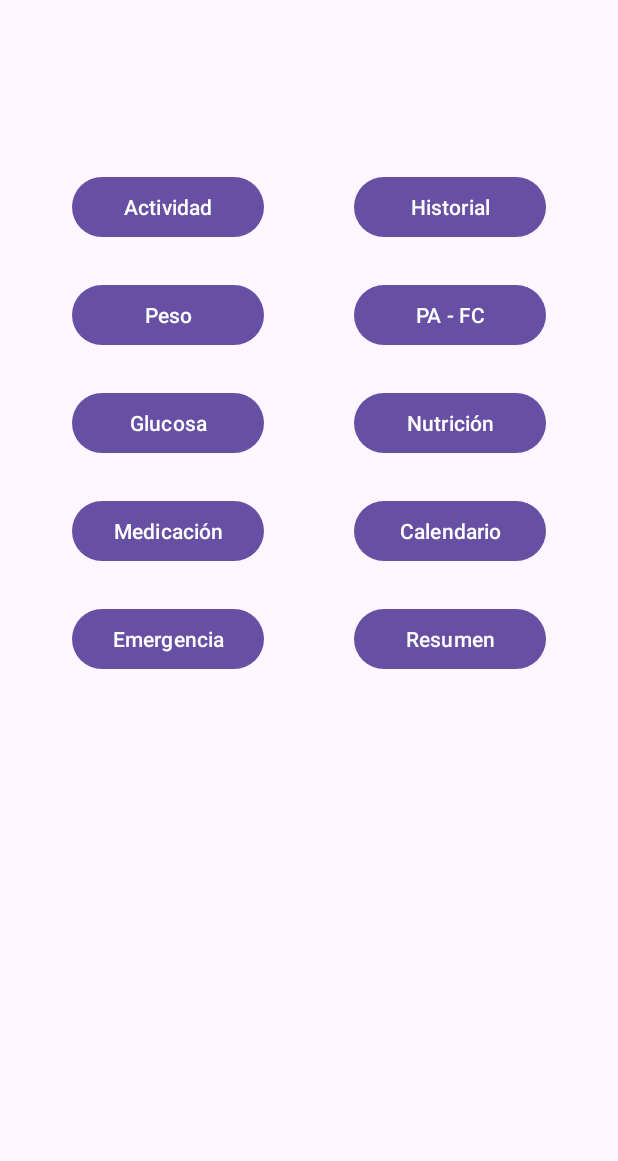
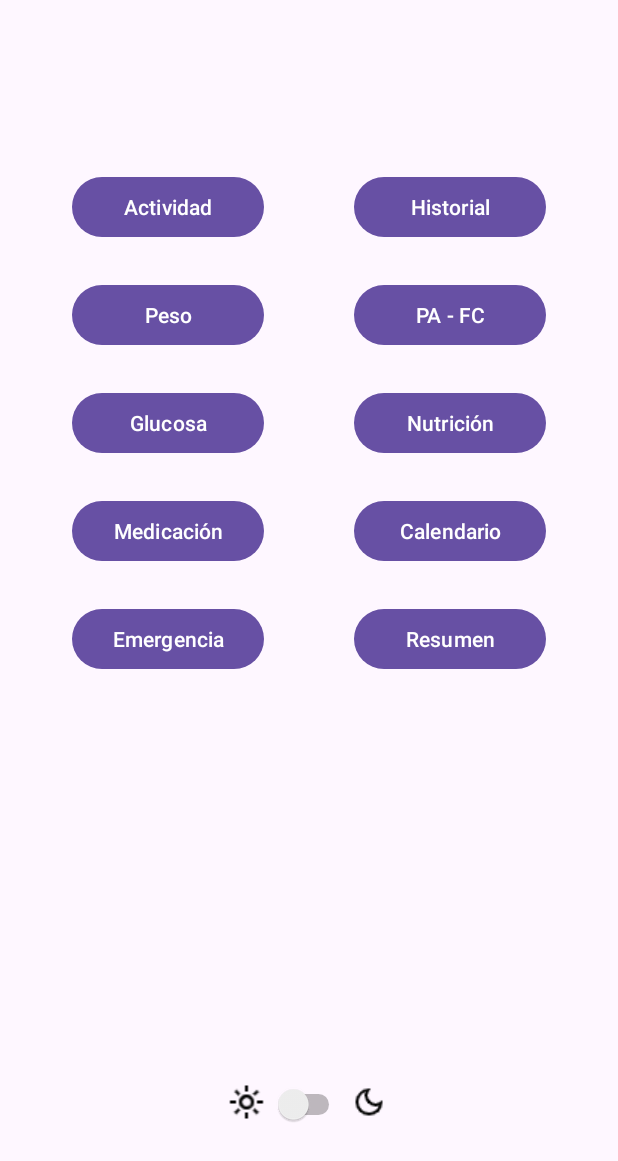
Before and after one commit to aleaguiard/SaludEnMarcha, an Android app: the screen it shows after launch once a user with an empty profile is signed in (MainActivity), on a phone screen of 412 x 824 dp. Shown: the top 1161 px of the screen. Run offline under Robolectric (Android 15) with nearby library versions, the phone set to English and light mode, and no system bars; our stand-ins replace Firebase (no records; nobody signed in at launch, a user with empty details on screens opened directly).

Commit message:
Añadir switch dark/light mode

```diff
--- a/SaludEnMarcha/app/src/main/res/layout/activity_main.xml
+++ b/SaludEnMarcha/app/src/main/res/layout/activity_main.xml
@@ -162,4 +162,38 @@
         android:layout_height="wrap_content"
         app:barrierDirection="top" />
 
+    <LinearLayout
+        android:layout_width="113dp"
+        android:layout_height="29dp"
+        android:layout_marginBottom="72dp"
+        android:orientation="horizontal"
+        app:layout_constraintBottom_toBottomOf="parent"
+        app:layout_constraintEnd_toEndOf="parent"
+        app:layout_constraintHorizontal_bias="0.498"
+        app:layout_constraintStart_toStartOf="parent">
+
+        <ImageView
+            android:id="@+id/imageView6"
+            android:layout_width="wrap_content"
+            android:layout_height="wrap_content"
+            android:layout_weight="1"
+            app:srcCompat="@drawable/ic_light_mode" />
+
+        <Switch
+            android:id="@+id/switch2"
+            android:layout_width="42dp"
+            android:layout_height="wrap_content"
+            android:layout_weight="1"
+            android:width="24dp"
+            android:scrollbarSize="4dp"
+            android:switchMinWidth="36dp" />
+
+        <ImageView
+            android:id="@+id/imageView5"
+            android:layout_width="wrap_content"
+            android:layout_height="wrap_content"
+            android:layout_weight="1"
+            app:srcCompat="@drawable/ic_dark_mode" />
+    </LinearLayout>
+
 </androidx.constraintlayout.widget.ConstraintLayout>
```
Also changed, not shown: SaludEnMarcha/app/src/main/res/drawable/ic_dark_mode.png (added), SaludEnMarcha/app/src/main/res/drawable/ic_light_mode.png (added).
